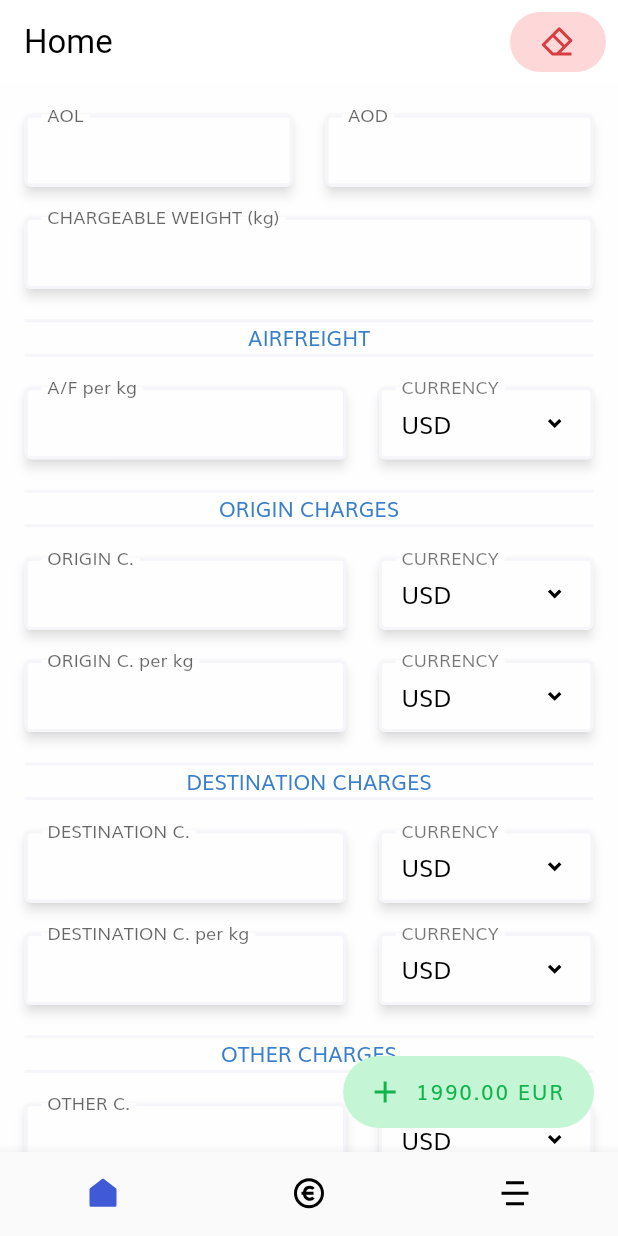
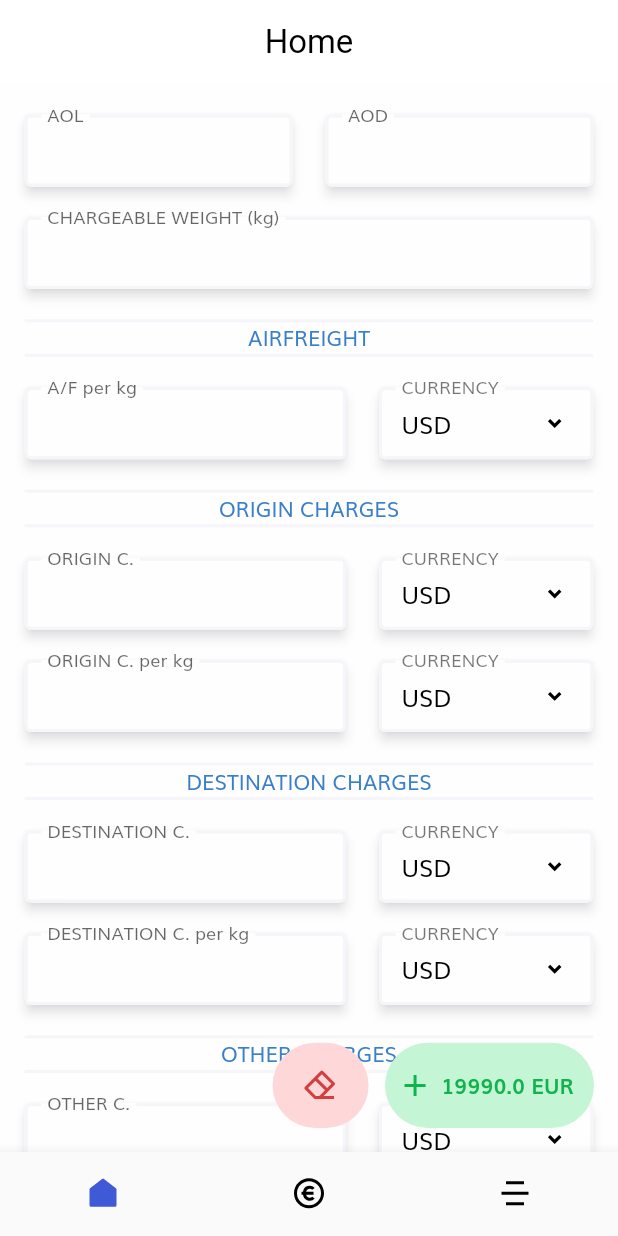
Before and after one commit to a5mir/af-calculator, a Flutter app: the screen it shows after launch, on a phone screen of 412 x 824 dp. Run offline on Flutter 3.47's test engine with Material 2 defaults, Android fonts, the phone set to English and light mode, and no system bars; our stand-ins replace flutter_svg.

Commit message:
changed the code structure/add and clear button

```diff
--- a/lib/screens/home/components/body.dart
+++ b/lib/screens/home/components/body.dart
@@ -13,11 +13,53 @@ class Body extends StatefulWidget {
 }
 
 class _BodyState extends State<Body> {
-
-
   @override
   Widget build(BuildContext context) {
-    return GestureDetector(
+    return Scaffold(
+      floatingActionButton: Row(
+        //mainAxisSize: MainAxisSize.max,
+        mainAxisAlignment: MainAxisAlignment.end,
+        children: [
+          SizedBox(
+            height: getProportionateScreenHeight(56),
+            child: TextButton(
+              style: TextButton.styleFrom(
+                shape: RoundedRectangleBorder(borderRadius: BorderRadius.circular(56),),
+                primary: kRedDarkColor,
+                backgroundColor: kRedLightColor,
+              ),
+              onPressed: (){},
+              child: SvgPicture.asset("assets/icons/Clear.svg", color: kRedDarkColor,),
+            ),
+          ),
+          SizedBox(width: getProportionateScreenWidth(10),),
+          SizedBox(
+            height: getProportionateScreenHeight(56),
+            child: TextButton(
+              style: TextButton.styleFrom(
+                  shape: RoundedRectangleBorder(
+                      borderRadius: BorderRadius.circular(56)),
+                  primary: kGreenDarkColor,
+                  backgroundColor: kGreenLightColor),
+              onPressed: () {},
+              child: Row(
+                mainAxisAlignment: MainAxisAlignment.center,
+                children: [
+                  SvgPicture.asset("assets/icons/Add.svg", color: kGreenDarkColor,),
+                  SizedBox(width: getProportionateScreenWidth(5),),
+                  Text(
+                    "19990.0 EUR",
+                    style: TextStyle(
+                        color: kGreenDarkColor, fontWeight: FontWeight.bold),
+                  ),
+                  SizedBox(width: getProportionateScreenWidth(5),),
+                ],
+              )
+            ),
+          ),
+        ],
+      ),
+      body: GestureDetector(
         onTap: () => FocusManager.instance.primaryFocus?.unfocus(),
         child: SingleChildScrollView(
           physics: BouncingScrollPhysics(
@@ -41,103 +83,209 @@ class _BodyState extends State<Body> {
                     Expanded(child: DefaultTextField(labelText: "AOD")),
                   ],
                 ),
-              SizedBox(height: getProportionateScreenHeight(20),),
+                SizedBox(
+                  height: getProportionateScreenHeight(20),
+                ),
                 DefaultTextField(labelText: "CHARGEABLE WEIGHT (kg)"),
-              SizedBox(height: getProportionateScreenHeight(20),),
-              Container(height: 2, width: double.infinity, color: kPrimaryLightColor,),
-              Text("AIRFREIGHT", style: TextStyle(color: kPrimaryLight),),
-              Container(height: 2, width: double.infinity, color: kPrimaryLightColor,),
-              SizedBox(height: getProportionateScreenHeight(20),),
+                SizedBox(
+                  height: getProportionateScreenHeight(20),
+                ),
+                Container(
+                  height: 2,
+                  width: double.infinity,
+                  color: kPrimaryLightColor,
+                ),
+                Text(
+                  "AIRFREIGHT",
+                  style: TextStyle(color: kPrimaryLight),
+                ),
+                Container(
+                  height: 2,
+                  width: double.infinity,
+                  color: kPrimaryLightColor,
+                ),
+                SizedBox(
+                  height: getProportionateScreenHeight(20),
+                ),
                 Row(
                   children: [
                     Expanded(
                       flex: 60,
-                    child: DefaultTextField(labelText: "A/F per kg", textInputType: TextInputType.number,),
+                      child: DefaultTextField(
+                        labelText: "A/F per kg",
+                        textInputType: TextInputType.number,
                       ),
-                  SizedBox(width: getProportionateScreenWidth(20),),
-                  Expanded(flex: 40 ,child: DefaultDropdownButton()),
+                    ),
+                    SizedBox(
+                      width: getProportionateScreenWidth(20),
+                    ),
+                    Expanded(flex: 40, child: DefaultDropdownButton()),
                   ],
                 ),
-              SizedBox(height: getProportionateScreenHeight(20),),
-              Container(height: 2, width: double.infinity, color: kPrimaryLightColor,),
-              Text("ORIGIN CHARGES", style: TextStyle(color: kPrimaryLight),),
-              Container(height: 2, width: double.infinity, color: kPrimaryLightColor,),
-              SizedBox(height: getProportionateScreenHeight(20),),
+                SizedBox(
+                  height: getProportionateScreenHeight(20),
+                ),
+                Container(
+                  height: 2,
+                  width: double.infinity,
+                  color: kPrimaryLightColor,
+                ),
+                Text(
+                  "ORIGIN CHARGES",
+                  style: TextStyle(color: kPrimaryLight),
+                ),
+                Container(
+                  height: 2,
+                  width: double.infinity,
+                  color: kPrimaryLightColor,
+                ),
+                SizedBox(
+                  height: getProportionateScreenHeight(20),
+                ),
                 Row(
                   children: [
                     Expanded(
                       flex: 60,
-                    child: DefaultTextField(labelText: "ORIGIN C.", textInputType: TextInputType.number,),
+                      child: DefaultTextField(
+                        labelText: "ORIGIN C.",
+                        textInputType: TextInputType.number,
                       ),
-                  SizedBox(width: getProportionateScreenWidth(20),),
-                  Expanded(flex: 40 ,child: DefaultDropdownButton()),
+                    ),
+                    SizedBox(
+                      width: getProportionateScreenWidth(20),
+                    ),
+                    Expanded(flex: 40, child: DefaultDropdownButton()),
                   ],
                 ),
-              SizedBox(height: getProportionateScreenHeight(20),),
+                SizedBox(
+                  height: getProportionateScreenHeight(20),
+                ),
                 Row(
                   children: [
                     Expanded(
                       flex: 60,
-                    child: DefaultTextField(labelText: "ORIGIN C. per kg", textInputType: TextInputType.number,),
+                      child: DefaultTextField(
+                        labelText: "ORIGIN C. per kg",
+                        textInputType: TextInputType.number,
                       ),
-                  SizedBox(width: getProportionateScreenWidth(20),),
-                  Expanded(flex: 40 ,child: DefaultDropdownButton()),
+                    ),
+                    SizedBox(
+                      width: getProportionateScreenWidth(20),
+                    ),
+                    Expanded(flex: 40, child: DefaultDropdownButton()),
                   ],
                 ),
-              SizedBox(height: getProportionateScreenHeight(20),),
-              Container(height: 2, width: double.infinity, color: kPrimaryLightColor,),
-              Text("DESTINATION CHARGES", style: TextStyle(color: kPrimaryLight),),
-              Container(height: 2, width: double.infinity, color: kPrimaryLightColor,),
-              SizedBox(height: getProportionateScreenHeight(20),),
+                SizedBox(
+                  height: getProportionateScreenHeight(20),
+                ),
+                Container(
+                  height: 2,
+                  width: double.infinity,
+                  color: kPrimaryLightColor,
+                ),
+                Text(
+                  "DESTINATION CHARGES",
+                  style: TextStyle(color: kPrimaryLight),
+                ),
+                Container(
+                  height: 2,
+                  width: double.infinity,
+                  color: kPrimaryLightColor,
+                ),
+                SizedBox(
+                  height: getProportionateScreenHeight(20),
+                ),
                 Row(
                   children: [
                     Expanded(
                       flex: 60,
-                    child: DefaultTextField(labelText: "DESTINATION C.", textInputType: TextInputType.number,),
+                      child: DefaultTextField(
+                        labelText: "DESTINATION C.",
+                        textInputType: TextInputType.number,
                       ),
-                  SizedBox(width: getProportionateScreenWidth(20),),
-                  Expanded(flex: 40 ,child: DefaultDropdownButton()),
+                    ),
+                    SizedBox(
+                      width: getProportionateScreenWidth(20),
+                    ),
+                    Expanded(flex: 40, child: DefaultDropdownButton()),
                   ],
                 ),
-              SizedBox(height: getProportionateScreenHeight(20),),
+                SizedBox(
+                  height: getProportionateScreenHeight(20),
+                ),
                 Row(
                   children: [
                     Expanded(
                       flex: 60,
-                    child: DefaultTextField(labelText: "DESTINATION C. per kg", textInputType: TextInputType.number,),
+                      child: DefaultTextField(
+                        labelText: "DESTINATION C. per kg",
+                        textInputType: TextInputType.number,
                       ),
-                  SizedBox(width: getProportionateScreenWidth(20),),
-                  Expanded(flex: 40 ,child: DefaultDropdownButton()),
+                    ),
+                    SizedBox(
+                      width: getProportionateScreenWidth(20),
+                    ),
+                    Expanded(flex: 40, child: DefaultDropdownButton()),
                   ],
                 ),
-              SizedBox(height: getProportionateScreenHeight(20),),
-              Container(height: 2, width: double.infinity, color: kPrimaryLightColor,),
-              Text("OTHER CHARGES", style: TextStyle(color: kPrimaryLight),),
-              Container(height: 2, width: double.infinity, color: kPrimaryLightColor,),
-              SizedBox(height: getProportionateScreenHeight(20),),
+                SizedBox(
+                  height: getProportionateScreenHeight(20),
+                ),
+                Container(
+                  height: 2,
+                  width: double.infinity,
+                  color: kPrimaryLightColor,
+                ),
+                Text(
+                  "OTHER CHARGES",
+                  style: TextStyle(color: kPrimaryLight),
+                ),
+                Container(
+                  height: 2,
+                  width: double.infinity,
+                  color: kPrimaryLightColor,
+                ),
+                SizedBox(
+                  height: getProportionateScreenHeight(20),
+                ),
                 Row(
                   children: [
                     Expanded(
                       flex: 60,
-                    child: DefaultTextField(labelText: "OTHER C.", textInputType: TextInputType.number,),
+                      child: DefaultTextField(
+                        labelText: "OTHER C.",
+                        textInputType: TextInputType.number,
                       ),
-                  SizedBox(width: getProportionateScreenWidth(20),),
-                  Expanded(flex: 40 ,child: DefaultDropdownButton()),
+                    ),
+                    SizedBox(
+                      width: getProportionateScreenWidth(20),
+                    ),
+                    Expanded(flex: 40, child: DefaultDropdownButton()),
                   ],
                 ),
-              SizedBox(height: getProportionateScreenHeight(20),),
+                SizedBox(
+                  height: getProportionateScreenHeight(20),
+                ),
                 Row(
                   children: [
                     Expanded(
                       flex: 60,
-                    child: DefaultTextField(labelText: "OTHER C. per kg", textInputType: TextInputType.number,),
+                      child: DefaultTextField(
+                        labelText: "OTHER C. per kg",
+                        textInputType: TextInputType.number,
                       ),
-                  SizedBox(width: getProportionateScreenWidth(20),),
-                  Expanded(flex: 40 ,child: DefaultDropdownButton()),
+                    ),
+                    SizedBox(
+                      width: getProportionateScreenWidth(20),
+                    ),
+                    Expanded(flex: 40, child: DefaultDropdownButton()),
                   ],
                 ),
-              SizedBox(height: getProportionateScreenWidth(80),),
+                SizedBox(
+                  height: getProportionateScreenWidth(80),
+                ),
               ],
+            ),
           ),
         ),
       ),
--- a/lib/screens/home/home_screen.dart
+++ b/lib/screens/home/home_screen.dart
@@ -35,32 +35,9 @@ class _HomeScreenState extends State<HomeScreen> {
   Widget build(BuildContext context) {
     SizeConfig().init(context);
     return Scaffold(
-      floatingActionButton: FloatingActionButton.extended(
-        onPressed: () {},
-        elevation: 0,
-        backgroundColor: kGreenLightColor,
-        label: Text("1990.00 EUR", style: TextStyle(color: kGreenDarkColor),),
-        icon: SvgPicture.asset("assets/icons/Add.svg", color: kGreenDarkColor,),
-           ),
       appBar: AppBar(
         title: Text("Home"),
-        actions: [
-          Padding(
-            padding: const EdgeInsets.all(8),
-            child: ElevatedButton(
-              onPressed: () {},
-              child: SvgPicture.asset("assets/icons/Clear.svg",  color: kRedDarkColor,),
-              style: ElevatedButton.styleFrom(
-                  elevation: 0,
-                  shadowColor: Colors.transparent,
-                  shape: RoundedRectangleBorder(
-                    borderRadius: BorderRadius.circular(20),
-                  ),
-                  primary: kRedLightColor,
-                  onPrimary: kRedDarkColor),
-            ),
-          )
-        ],
+        centerTitle: true,
         titleTextStyle: TextStyle(
             color: Colors.black, fontSize: getProportionateScreenWidth(20)),
       ),
```
Lines whose indentation alone changed are shown as unchanged.
